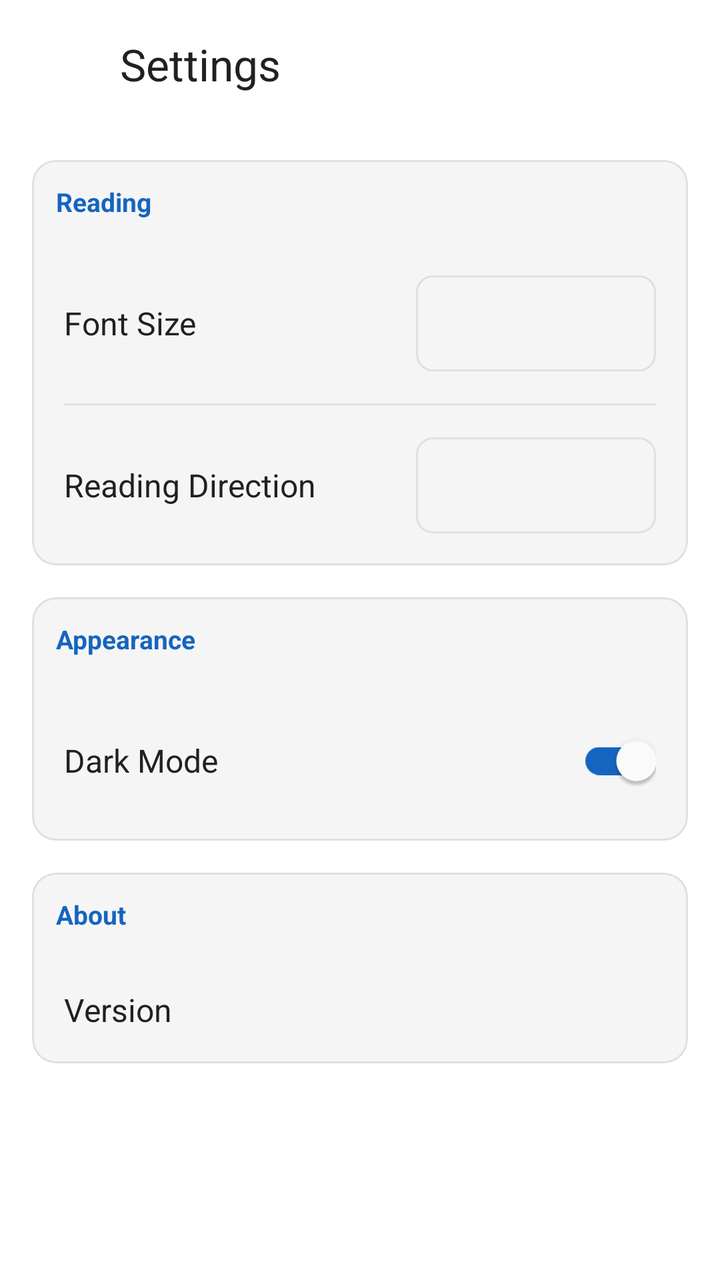
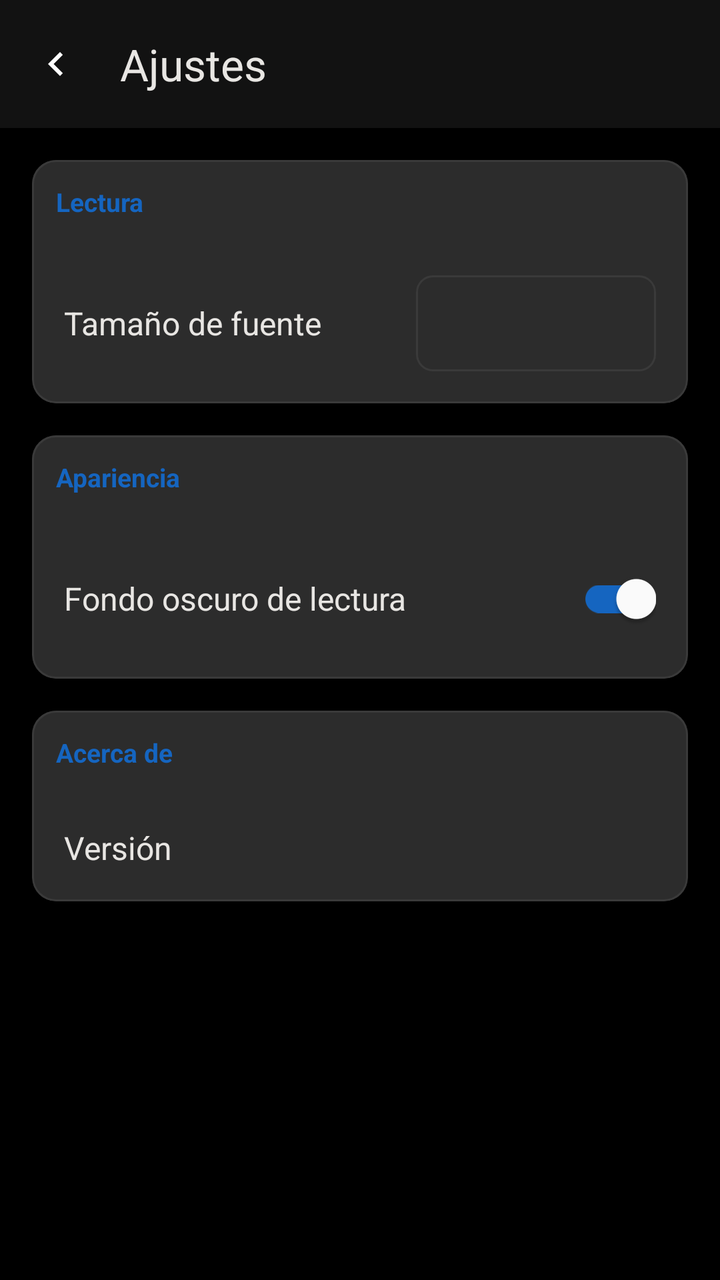

Before-and-after screenshots of an Android layout around one commit, followed by the original layout XML and the change that was made.
<!-- AndroidManifest.xml: activity theme AppTheme -->
<!-- res/layout/activity_settings.xml -->
<?xml version="1.0" encoding="utf-8"?>
<androidx.coordinatorlayout.widget.CoordinatorLayout
    xmlns:android="http://schemas.android.com/apk/res/android"
    xmlns:app="http://schemas.android.com/apk/res-auto"
    android:layout_width="match_parent"
    android:layout_height="match_parent"
    android:background="@color/background">

    
    <com.google.android.material.appbar.AppBarLayout
        android:layout_width="match_parent"
        android:layout_height="wrap_content"
        android:background="@color/surface"
        android:theme="@style/Theme.LectorMobile.AppBarOverlay">

        <androidx.appcompat.widget.Toolbar
            android:id="@+id/settings_toolbar"
            android:layout_width="match_parent"
            android:layout_height="?attr/actionBarSize"
            app:navigationIcon="@drawable/ic_back"
            app:title="@string/settings_title"
            app:titleTextColor="@color/text_primary"
            app:popupTheme="@style/Theme.LectorMobile.PopupOverlay" />

    </com.google.android.material.appbar.AppBarLayout>

    
    <ScrollView
        android:layout_width="match_parent"
        android:layout_height="match_parent"
        app:layout_behavior="@string/appbar_scrolling_view_behavior">

        <LinearLayout
            android:layout_width="match_parent"
            android:layout_height="wrap_content"
            android:orientation="vertical"
            android:padding="16dp">

            
            <com.google.android.material.card.MaterialCardView
                android:layout_width="match_parent"
                android:layout_height="wrap_content"
                app:cardBackgroundColor="@color/surface_variant"
                app:cardCornerRadius="12dp"
                app:cardElevation="0dp"
                app:strokeWidth="1dp"
                app:strokeColor="@color/border">

                <LinearLayout
                    android:layout_width="match_parent"
                    android:layout_height="wrap_content"
                    android:orientation="vertical">

                    <TextView
                        android:layout_width="match_parent"
                        android:layout_height="wrap_content"
                        android:background="@color/surface_variant"
                        android:padding="12dp"
                        android:text="@string/settings_category_reading"
                        android:textColor="@color/primary"
                        android:textSize="13sp"
                        android:textStyle="bold" />

                    
                    <LinearLayout
                        android:layout_width="match_parent"
                        android:layout_height="wrap_content"
                        android:gravity="center_vertical"
                        android:orientation="horizontal"
                        android:padding="16dp">

                        <TextView
                            android:layout_width="0dp"
                            android:layout_height="wrap_content"
                            android:layout_weight="1"
                            android:text="@string/settings_font_size"
                            android:textColor="@color/text_primary"
                            android:textSize="16sp" />

                        <Spinner
                            android:id="@+id/settings_spinner_font_size"
                            android:layout_width="120dp"
                            android:layout_height="48dp"
                            android:background="@drawable/bg_spinner"
                            android:popupBackground="@color/surface" />

                    </LinearLayout>

                    <View
                        android:layout_width="match_parent"
                        android:layout_height="1dp"
                        android:background="@color/border"
                        android:layout_marginStart="16dp"
                        android:layout_marginEnd="16dp" />

                    
                    <LinearLayout
                        android:layout_width="match_parent"
                        android:layout_height="wrap_content"
                        android:gravity="center_vertical"
                        android:orientation="horizontal"
                        android:padding="16dp">

                        <TextView
                            android:layout_width="0dp"
                            android:layout_height="wrap_content"
                            android:layout_weight="1"
                            android:text="@string/settings_reading_direction"
                            android:textColor="@color/text_primary"
                            android:textSize="16sp" />

                        <Spinner
                            android:id="@+id/settings_spinner_direction"
                            android:layout_width="120dp"
                            android:layout_height="48dp"
                            android:background="@drawable/bg_spinner"
                            android:popupBackground="@color/surface" />

                    </LinearLayout>

                </LinearLayout>

            </com.google.android.material.card.MaterialCardView>

            
            <com.google.android.material.card.MaterialCardView
                android:layout_width="match_parent"
                android:layout_height="wrap_content"
                android:layout_marginTop="16dp"
                app:cardBackgroundColor="@color/surface_variant"
                app:cardCornerRadius="12dp"
                app:cardElevation="0dp"
                app:strokeWidth="1dp"
                app:strokeColor="@color/border">

                <LinearLayout
                    android:layout_width="match_parent"
                    android:layout_height="wrap_content"
                    android:orientation="vertical">

                    <TextView
                        android:layout_width="match_parent"
                        android:layout_height="wrap_content"
                        android:background="@color/surface_variant"
                        android:padding="12dp"
                        android:text="@string/settings_category_appearance"
                        android:textColor="@color/primary"
                        android:textSize="13sp"
                        android:textStyle="bold" />

                    
                    <LinearLayout
                        android:layout_width="match_parent"
                        android:layout_height="wrap_content"
                        android:gravity="center_vertical"
                        android:orientation="horizontal"
                        android:padding="16dp">

                        <TextView
                            android:layout_width="0dp"
                            android:layout_height="wrap_content"
                            android:layout_weight="1"
                            android:text="@string/settings_dark_mode"
                            android:textColor="@color/text_primary"
                            android:textSize="16sp" />

                        <com.google.android.material.switchmaterial.SwitchMaterial
                            android:id="@+id/settings_switch_dark_mode"
                            android:layout_width="wrap_content"
                            android:layout_height="wrap_content"
                            android:checked="true"
                            app:thumbTint="@color/on_primary"
                            app:trackTint="@color/primary" />

                    </LinearLayout>

                </LinearLayout>

            </com.google.android.material.card.MaterialCardView>

            
            <com.google.android.material.card.MaterialCardView
                android:layout_width="match_parent"
                android:layout_height="wrap_content"
                android:layout_marginTop="16dp"
                android:layout_marginBottom="16dp"
                app:cardBackgroundColor="@color/surface_variant"
                app:cardCornerRadius="12dp"
                app:cardElevation="0dp"
                app:strokeWidth="1dp"
                app:strokeColor="@color/border">

                <LinearLayout
                    android:layout_width="match_parent"
                    android:layout_height="wrap_content"
                    android:orientation="vertical">

                    <TextView
                        android:layout_width="match_parent"
                        android:layout_height="wrap_content"
                        android:background="@color/surface_variant"
                        android:padding="12dp"
                        android:text="@string/settings_category_about"
                        android:textColor="@color/primary"
                        android:textSize="13sp"
                        android:textStyle="bold" />

                    <LinearLayout
                        android:layout_width="match_parent"
                        android:layout_height="wrap_content"
                        android:gravity="center_vertical"
                        android:orientation="horizontal"
                        android:padding="16dp">

                        <TextView
                            android:layout_width="0dp"
                            android:layout_height="wrap_content"
                            android:layout_weight="1"
                            android:text="@string/settings_label_version"
                            android:textColor="@color/text_primary"
                            android:textSize="16sp" />

                        <TextView
                            android:id="@+id/settings_version_value"
                            android:layout_width="wrap_content"
                            android:layout_height="wrap_content"
                            android:textColor="@color/text_secondary"
                            android:textSize="14sp" />

                    </LinearLayout>

                </LinearLayout>

            </com.google.android.material.card.MaterialCardView>

        </LinearLayout>

    </ScrollView>

</androidx.coordinatorlayout.widget.CoordinatorLayout>
<!-- resources referenced by this layout -->
<resources>
  <color name="background">#FFFFFF</color>
  <color name="border">#E0E0E0</color>
  <color name="on_primary">#FFFFFF</color>
  <color name="primary">#1565C0</color>
  <color name="surface">#FFFFFF</color>
  <color name="surface_variant">#F5F5F5</color>
  <color name="text_primary">#212121</color>
  <color name="text_secondary">#757575</color>
  <!-- drawable bg_spinner (drawable) -->
  <?xml version="1.0" encoding="utf-8"?>
  <shape xmlns:android="http://schemas.android.com/apk/res/android"
      android:shape="rectangle">
      <solid android:color="@color/surface_variant" />
      <corners android:radius="8dp" />
      <stroke
          android:width="1dp"
          android:color="@color/border" />
  </shape>
  <!-- drawable ic_back (drawable) -->
  <vector xmlns:android="http://schemas.android.com/apk/res/android"
      android:width="24dp"
      android:height="24dp"
      android:viewportWidth="24"
      android:viewportHeight="24">
      <path
          android:fillColor="#ffffff"
          android:pathData="M15.41 7.41L14 6l-6 6 6 6 1.41-1.41L10.83 12z"/>
  </vector>
  <string name="settings_category_about">About</string>
  <string name="settings_category_appearance">Appearance</string>
  <string name="settings_category_reading">Reading</string>
  <string name="settings_dark_mode">Dark Mode</string>
  <string name="settings_font_size">Font Size</string>
  <string name="settings_label_version">Version</string>
  <string name="settings_reading_direction">Reading Direction</string>
  <string name="settings_title">Settings</string>
  <style name="Theme.LectorMobile.AppBarOverlay" parent="ThemeOverlay.Material3.Dark.ActionBar" />
  <style name="Theme.LectorMobile.PopupOverlay" parent="ThemeOverlay.Material3.Light" />
  <style name="AppTheme" parent="Theme.Material3.Dark.NoActionBar">
          <item name="colorPrimary">@color/primary</item>
          <item name="colorPrimaryDark">@color/primary_dark</item>
          <item name="colorAccent">@color/accent</item>
          <item name="android:statusBarColor">@color/primary_dark</item>
          <item name="android:navigationBarColor">@color/primary_dark</item>
          <item name="android:windowLightStatusBar">false</item>
      </style>
  <color name="primary_dark">#0D47A1</color>
  <color name="accent">#FFA726</color>
</resources>

<!-- the commit's change to res/layout/activity_settings.xml (unified diff, before → after) -->
@@ -79,38 +79,6 @@
 
                         <Spinner
                             android:id="@+id/settings_spinner_font_size"
-                            android:layout_width="120dp"
-                            android:layout_height="48dp"
-                            android:background="@drawable/bg_spinner"
-                            android:popupBackground="@color/surface" />
-
-                    </LinearLayout>
-
-                    <View
-                        android:layout_width="match_parent"
-                        android:layout_height="1dp"
-                        android:background="@color/border"
-                        android:layout_marginStart="16dp"
-                        android:layout_marginEnd="16dp" />
-
-                    
-                    <LinearLayout
-                        android:layout_width="match_parent"
-                        android:layout_height="wrap_content"
-                        android:gravity="center_vertical"
-                        android:orientation="horizontal"
-                        android:padding="16dp">
-
-                        <TextView
-                            android:layout_width="0dp"
-                            android:layout_height="wrap_content"
-                            android:layout_weight="1"
-                            android:text="@string/settings_reading_direction"
-                            android:textColor="@color/text_primary"
-                            android:textSize="16sp" />
-
-                        <Spinner
-                            android:id="@+id/settings_spinner_direction"
                             android:layout_width="120dp"
                             android:layout_height="48dp"
                             android:background="@drawable/bg_spinner"
<!-- resource entries referenced after the edit -->
@@ -1,13 +1,13 @@
 <!-- resources referenced by this layout -->
 <resources>
-  <color name="background">#FFFFFF</color>
-  <color name="border">#E0E0E0</color>
+  <color name="background">#000000</color>
+  <color name="border">#3A3A3A</color>
   <color name="on_primary">#FFFFFF</color>
   <color name="primary">#1565C0</color>
-  <color name="surface">#FFFFFF</color>
-  <color name="surface_variant">#F5F5F5</color>
-  <color name="text_primary">#212121</color>
-  <color name="text_secondary">#757575</color>
+  <color name="surface">#121212</color>
+  <color name="surface_variant">#2C2C2C</color>
+  <color name="text_primary">#E8E6E3</color>
+  <color name="text_secondary">#B0B0B0</color>
   <!-- drawable bg_spinner (drawable) -->
   <?xml version="1.0" encoding="utf-8"?>
   <shape xmlns:android="http://schemas.android.com/apk/res/android"
@@ -28,23 +28,23 @@
           android:fillColor="#ffffff"
           android:pathData="M15.41 7.41L14 6l-6 6 6 6 1.41-1.41L10.83 12z"/>
   </vector>
-  <string name="settings_category_about">About</string>
-  <string name="settings_category_appearance">Appearance</string>
-  <string name="settings_category_reading">Reading</string>
-  <string name="settings_dark_mode">Dark Mode</string>
-  <string name="settings_font_size">Font Size</string>
-  <string name="settings_label_version">Version</string>
-  <string name="settings_reading_direction">Reading Direction</string>
-  <string name="settings_title">Settings</string>
+  <string name="settings_category_about">Acerca de</string>
+  <string name="settings_category_appearance">Apariencia</string>
+  <string name="settings_category_reading">Lectura</string>
+  <string name="settings_dark_mode">Fondo oscuro de lectura</string>
+  <string name="settings_font_size">Tamaño de fuente</string>
+  <string name="settings_label_version">Versión</string>
+  <string name="settings_title">Ajustes</string>
   <style name="Theme.LectorMobile.AppBarOverlay" parent="ThemeOverlay.Material3.Dark.ActionBar" />
   <style name="Theme.LectorMobile.PopupOverlay" parent="ThemeOverlay.Material3.Light" />
-  <style name="AppTheme" parent="Theme.Material3.Dark.NoActionBar">
+  <style name="AppTheme" parent="Theme.Material3.Dark.NoActionBar" tools:targetApi="27">
           <item name="colorPrimary">@color/primary</item>
           <item name="colorPrimaryDark">@color/primary_dark</item>
           <item name="colorAccent">@color/accent</item>
-          <item name="android:statusBarColor">@color/primary_dark</item>
-          <item name="android:navigationBarColor">@color/primary_dark</item>
+          <item name="android:statusBarColor">@color/surface</item>
+          <item name="android:navigationBarColor">@color/surface</item>
           <item name="android:windowLightStatusBar">false</item>
+          <item name="android:windowLightNavigationBar">false</item>
       </style>
   <color name="primary_dark">#0D47A1</color>
   <color name="accent">#FFA726</color>
